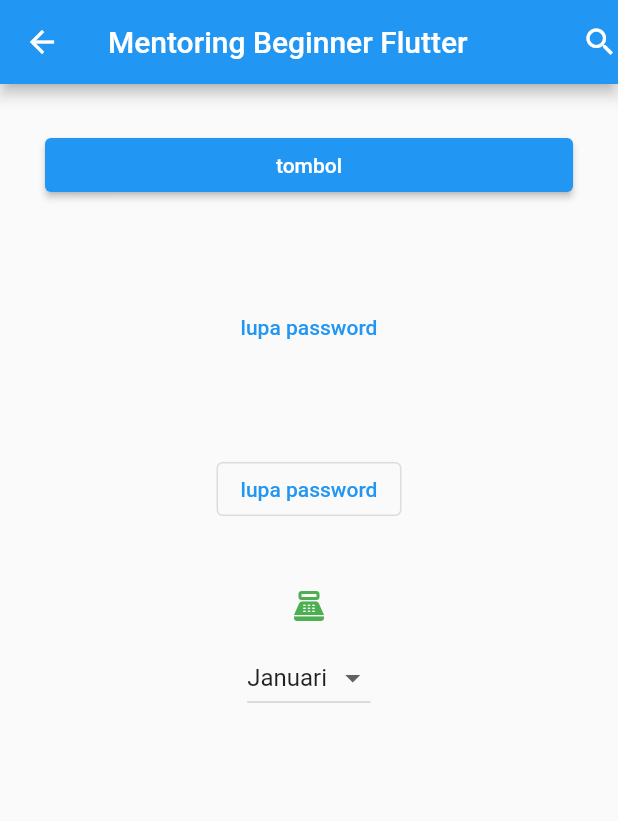
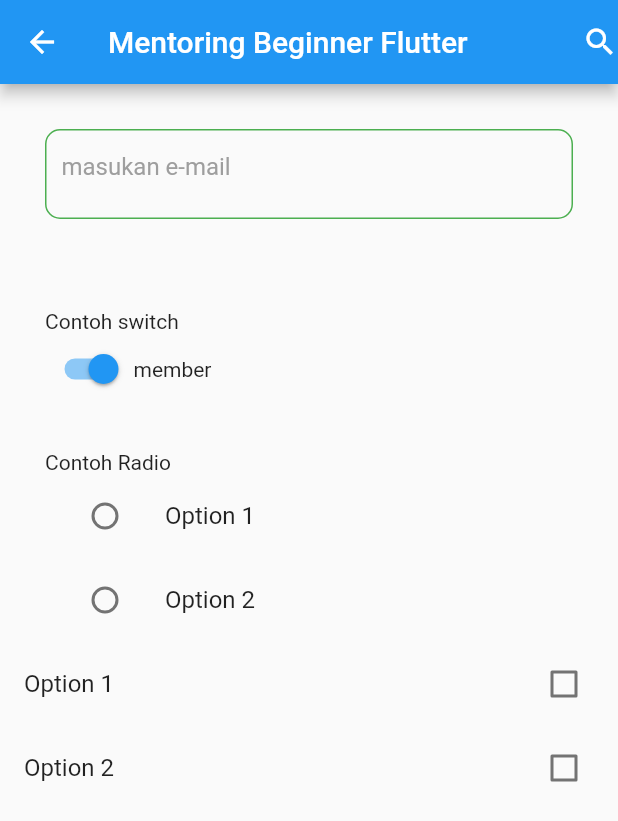
Before and after one commit to PuspitaKartika/incubix, a Flutter app: the screen it shows after launch, on a phone screen of 412 x 824 dp. Shown: the top 821 px of the screen. Run offline on Flutter 3.47's test engine with Material 2 defaults, Android fonts, the phone set to English and light mode, and no system bars.

Commit message:
text input

```diff
--- a/lib/main.dart
+++ b/lib/main.dart
@@ -1,4 +1,6 @@
 import 'package:flutter/material.dart';
+import 'package:flutter/rendering.dart';
+import 'package:flutter/widgets.dart';
 
 void main() {
   runApp(const MyApp());
@@ -14,6 +16,11 @@ class MyApp extends StatefulWidget {
 class _MyAppState extends State<MyApp> {
   String bulan = 'Januari';
   List<String> kalender = ['Januari', 'Februari', 'Maret'];
+  bool _isTextInput = true; //ini untuk switch
+  String? selectedOption;  //ini untuk radio
+
+  bool option1 = false; //ini untuk checkbox
+  bool option2 = false;//ini untuk checkbox
 
   @override
   Widget build(BuildContext context) {
@@ -33,48 +40,117 @@ class _MyAppState extends State<MyApp> {
         ),
         body: Column(
           children: [
+            //text field
             Container(
               margin: EdgeInsets.all(30),
-              width: double.infinity,
-              //elevatedbutton
-              child: ElevatedButton(
-                onPressed: (){},
-                child: Text("tombol"),
+              height: 60,
+              padding: EdgeInsets.symmetric(horizontal: 10),
+              decoration: BoxDecoration(
+                borderRadius: BorderRadius.circular(10),
+                border: Border.all(
+                  color: Colors.green
+                )
+              ),
+              child: TextField(
+                decoration: InputDecoration(
+                  border: InputBorder.none,
+                  hintText: "masukan e-mail",hintStyle: TextStyle(
+                    color: Colors.grey),
+
+                ),
               ),
             ),
+
+            //switch
             Container(
               margin: EdgeInsets.all(30),
-              child: TextButton(
-                onPressed: (){},
-                child: Text ("lupa password"),
+              child: Column(
+                crossAxisAlignment: CrossAxisAlignment.start,
+                children: [
+                  Text("Contoh switch"),
+                  Row(
+                    children: [
+                      Switch(
+                        value: _isTextInput, // nilai boolean dari switch
+                        onChanged: (value) {
+                          setState(() {
+                            _isTextInput = value;
+                          });
+                        },
+                      ),
+                      SizedBox(height: 10),
+                      _isTextInput
+                          ? Text("member")
+                          : Text("nonmember"
+
+                      ),
+                    ],
+                  ),
+                ],
               ),
             ),
+
+            //Radio
             Container(
-              margin: EdgeInsets.all(30),
-              child: OutlinedButton(
-                onPressed: (){},
-                child: Text ("lupa password"),
+              margin: EdgeInsets.symmetric(horizontal: 30),
+              child: Column(
+                crossAxisAlignment: CrossAxisAlignment.start,
+                children: [
+                  Text("Contoh Radio"),
+                  ListTile(
+                    title: const Text('Option 1'),
+                    leading: Radio(
+                      value: 'option1',
+                      groupValue: selectedOption,
+                      onChanged: (value) {
+                        setState(() {
+                          selectedOption = value!;
+                        });
+                      },
+                    ),
+                  ),
+                  ListTile(
+                    title: const Text('Option 2'),
+                    leading: Radio(
+                      value: 'option2',
+                      groupValue: selectedOption,
+                      onChanged: (value) {
+                        setState(() {
+                          selectedOption = value!;
+                        });
+                      },
+                    ),
+                  ),
+                ],
               ),
             ),
-            Container(
-              child: IconButton(onPressed: (){},
-                  icon: Icon(Icons.point_of_sale, color: Colors.green,)),
+
+            //CheckBox
+            Column(
+              children: <Widget>[
+                CheckboxListTile(
+                  title: const Text('Option 1'),
+                  value: option1,
+                  onChanged: (value) {
+                    setState(() {
+                      option1 = value!;
+                    });
+                  },
+                ),
+                CheckboxListTile(
+                  title: const Text('Option 2'),
+                  value: option2,
+                  onChanged: (value) {
+                    setState(() {
+                      option2 = value!;
+                    });
+                  },
+                ),
+
+              ],
             ),
 
-           // drop down
-            DropdownButton<String>(
-              value: bulan,
-              onChanged: (newValue){
-                setState(() {
-                  bulan = newValue!;
-                });
-              },
-              items: kalender.map<DropdownMenuItem<String>>((String value){
-                return DropdownMenuItem<String>(
-                  value: value,
-                    child: Text(value));
-              }).toList(),
-               )
+
           ],
         ),
 
```
